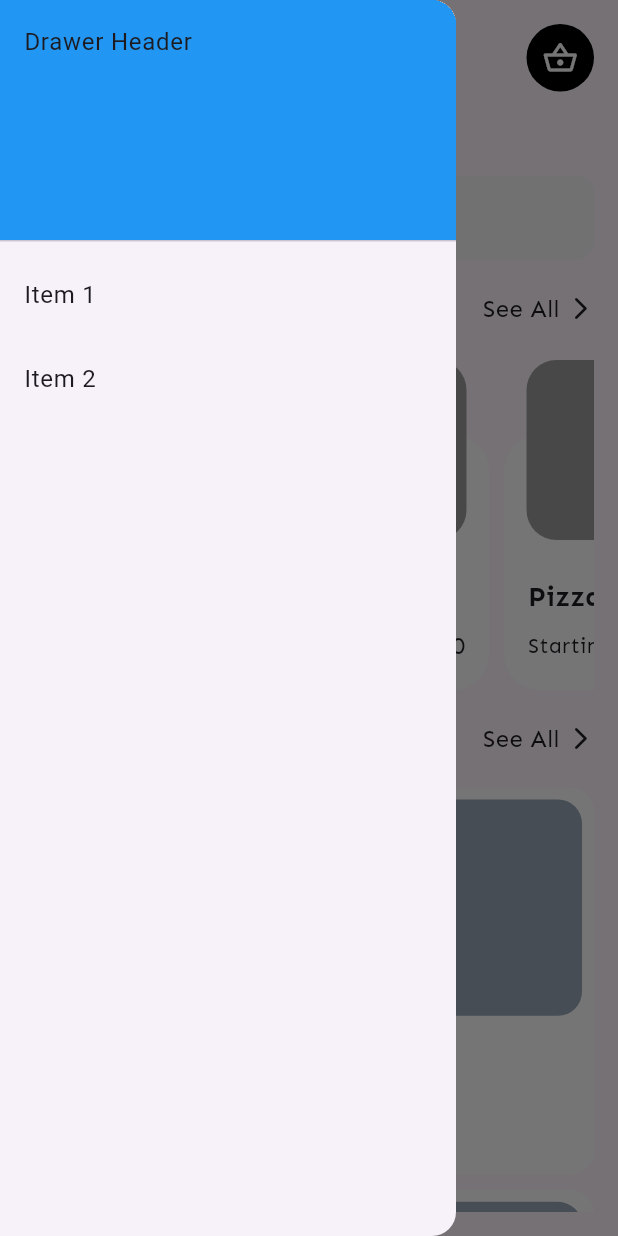
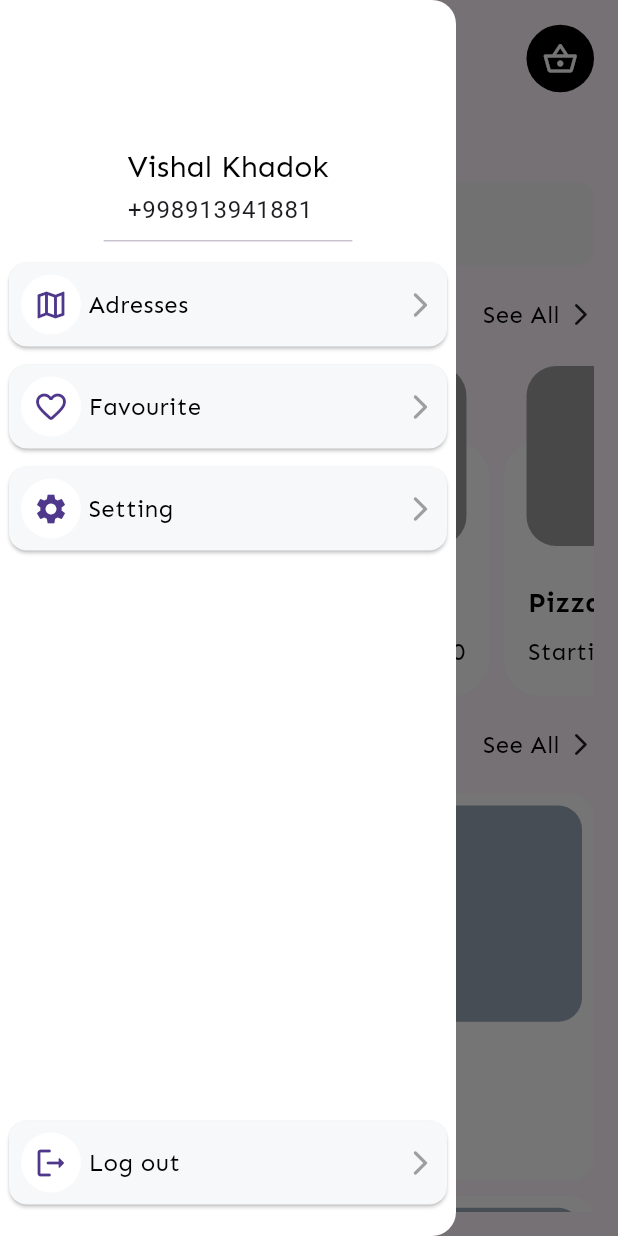
Before and after one commit to aleuatdinjaksilikov/Food-Delivery-App-UI-on-Flutter, a Flutter app: the HomePage screen opened by its route, with the side drawer open, on a phone screen of 412 x 824 dp. Run offline on Flutter 3.47's test engine with Material 3 defaults, Android fonts, the phone set to English and light mode, and no system bars; our stand-ins replace device_preview, flutter_lorem, flutter_svg, geolocator, go_router.

Commit message:
drawer menu updated : added drawer items

```diff
--- a/lib/core/core.dart
+++ b/lib/core/core.dart
@@ -1,2 +1,3 @@
 export 'constants/constants.dart';
-export '../navigation/navigation.dart';
+export 'models/models.dart';
+export 'widgets/widgets.dart';
--- /dev/null
+++ b/lib/core/models/error.dart
@@ -0,0 +1,5 @@
+class Error {
+  final String error;
+
+  Error({required this.error});
+}
--- /dev/null
+++ b/lib/core/models/models.dart
@@ -0,0 +1,5 @@
+export 'user_model.dart';
+export 'restaurant_model.dart';
+export 'product_model.dart';
+export 'error.dart';
+export 'auth_tokens.dart';
--- /dev/null
+++ b/lib/core/theme/app_theme.dart
@@ -0,0 +1,26 @@
+
+import 'package:flutter/material.dart';
+import 'package:food_delivery_app_ui/core/constants/app_colors.dart';
+
+const String fontFamily = "sen";
+
+final ThemeData lightTheme = ThemeData(
+  brightness: .light,
+  textTheme: TextTheme(
+    bodyMedium: TextStyle(
+      color: AppColors.black,
+      fontSize: 16,
+      fontFamily: fontFamily,
+    ),
+    displayMedium: TextStyle(
+      color: AppColors.black,
+      fontSize: 20,
+      fontFamily: fontFamily,
+    ),
+    titleSmall: TextStyle(
+      color: AppColors.black,
+      fontSize: 14,
+      fontFamily: fontFamily
+    )
+  )
+);
--- a/lib/food_delivery_app.dart
+++ b/lib/food_delivery_app.dart
@@ -1,5 +1,6 @@
 import 'package:device_preview/device_preview.dart';
 import 'package:flutter/material.dart';
+import 'package:food_delivery_app_ui/core/theme/app_theme.dart';
 import 'package:food_delivery_app_ui/navigation/app_route.dart';
 
 class FoodDeliveryApp extends StatelessWidget {
@@ -12,9 +13,7 @@ class FoodDeliveryApp extends StatelessWidget {
       locale: DevicePreview.locale(context),
       builder: DevicePreview.appBuilder,
       routerConfig: router,
-      theme: ThemeData(
-        brightness: .light
-      ),
+      theme: lightTheme,
     );
   }
 }
--- a/lib/navigation/routes/search_routes.dart
+++ b/lib/navigation/routes/search_routes.dart
@@ -1,6 +1,5 @@
 import 'package:flutter/material.dart';
 import 'package:food_delivery_app_ui/navigation/routes.dart';
-import 'package:food_delivery_app_ui/presentation/home/home_page.dart';
 import 'package:food_delivery_app_ui/presentation/search/search_page.dart';
 import 'package:go_router/go_router.dart';
 
--- a/lib/presentation/home/home_page.dart
+++ b/lib/presentation/home/home_page.dart
@@ -2,6 +2,7 @@ import 'package:flutter/material.dart';
 import 'package:food_delivery_app_ui/core/constants/app_dimensions.dart';
 import 'package:food_delivery_app_ui/navigation/navigation_extension.dart';
 import 'package:food_delivery_app_ui/presentation/home/widgets/category_card.dart';
+import 'package:food_delivery_app_ui/presentation/home/widgets/drawer_menu.dart';
 import 'package:food_delivery_app_ui/presentation/home/widgets/restaurant_card.dart';
 
 class HomePage extends StatefulWidget {
@@ -17,31 +18,7 @@ class _HomePageState extends State<HomePage> {
   Widget build(BuildContext context) {
     return Scaffold(
       key: _scaffoldKey,
-      drawer: Drawer(
-        child: ListView(
-          padding: EdgeInsets.zero,
-          children: [
-            const DrawerHeader(
-              decoration: BoxDecoration(color: Colors.blue),
-              child: Text('Drawer Header'),
-            ),
-            ListTile(
-              title: const Text('Item 1'),
-              onTap: () {
-                // Update the state of the app.
-                // ...
-              },
-            ),
-            ListTile(
-              title: const Text('Item 2'),
-              onTap: () {
-                // Update the state of the app.
-                // ...
-              },
-            ),
-          ],
-        ),
-      ),
+      drawer: DrawerMenu(),
       body: SafeArea(
         child: Padding(
           padding: const EdgeInsets.all(16.0),
--- /dev/null
+++ b/lib/presentation/home/widgets/drawer_item.dart
@@ -0,0 +1,36 @@
+import 'package:flutter/material.dart';
+
+class DrawerItem extends StatelessWidget {
+  final VoidCallback onTap;
+  final IconData itemIcon;
+  final String itemText;
+  const DrawerItem({super.key, required this.onTap, required this.itemIcon, required this.itemText});
+
+  @override
+  Widget build(BuildContext context) {
+    return InkWell(
+      borderRadius: BorderRadius.all(Radius.circular(12)),
+      onTap: onTap,
+      child: Card(
+        color: Color(0xFFF6F8FA),
+        margin: EdgeInsets.all(6),
+        child: Padding(
+          padding: const EdgeInsets.all(8.0),
+          child: Row(
+            children: [
+              CircleAvatar(
+                minRadius: 20,
+                backgroundColor: Colors.white,
+                child: Icon(itemIcon),
+              ),
+              const SizedBox(width: 5,),
+              Text(itemText),
+              Spacer(),
+              Icon(size: 20,Icons.arrow_forward_ios_rounded,color: Colors.grey,)
+            ],
+          ),
+        ),
+      ),
+    );
+  }
+}
--- /dev/null
+++ b/lib/presentation/home/widgets/drawer_menu.dart
@@ -0,0 +1,60 @@
+import 'package:flutter/material.dart';
+import 'package:food_delivery_app_ui/presentation/home/widgets/drawer_item.dart';
+
+class DrawerMenu extends StatelessWidget {
+  const DrawerMenu({super.key});
+
+  @override
+  Widget build(BuildContext context) {
+    return Drawer(
+      backgroundColor: Colors.white,
+        child: Padding(
+          padding: const EdgeInsets.fromLTRB(0, 0, 0, 15),
+          child: Column(
+            children: [
+              DrawerHeader(
+                child: Column(
+                  mainAxisAlignment: .end,
+                  crossAxisAlignment: .start,
+                  children: [
+                    Text("Vishal Khadok",style: Theme.of(context).textTheme.displayMedium,),
+                    SizedBox(height: 5,),
+                    Text("+998913941881",style: TextStyle(fontSize: 16),),
+                  ],
+                ),
+              ),
+              DrawerItem(
+                itemIcon: Icons.map_outlined,
+                itemText: "Adresses",
+                onTap: () {
+
+                },
+              ),
+              DrawerItem(
+                itemIcon: Icons.favorite_border_rounded,
+                itemText: "Favourite",
+                onTap: () {
+
+                },
+              ),
+              DrawerItem(
+                itemIcon: Icons.settings,
+                itemText: "Setting",
+                onTap: () {
+
+                },
+              ),
+              Spacer(),
+              DrawerItem(
+                itemIcon: Icons.logout_rounded,
+                itemText: "Log out",
+                onTap: () {
+
+                },
+              ),
+            ],
+          ),
+        ),
+      );
+  }
+}
--- a/pubspec.yaml
+++ b/pubspec.yaml
@@ -14,11 +14,14 @@ dependencies:
   flutter_svg: ^2.3.0
   geolocator: ^14.0.3
   go_router: ^17.3.0
+  json_annotation: ^4.12.0
 
 dev_dependencies:
   flutter_test:
     sdk: flutter
   flutter_lints: ^6.0.0
+  build_runner: ^2.15.1
+  json_serializable: ^6.14.1
 
 flutter:
   uses-material-design: true
```
Also changed, not shown: lib/core/models/auth_tokens.dart (added, +9 -0 lines), lib/core/models/product_model.dart (added, +41 -0 lines), lib/core/models/restaurant_model.dart (added, +46 -0 lines), lib/core/models/user_model.dart (added, +37 -0 lines), lib/core/widgets/widgets.dart (added, +9 -0 lines), lib/core/models/product_model.g.dart (added), lib/core/models/restaurant_model.g.dart (added), lib/core/models/user_model.g.dart (added), pubspec.lock.
